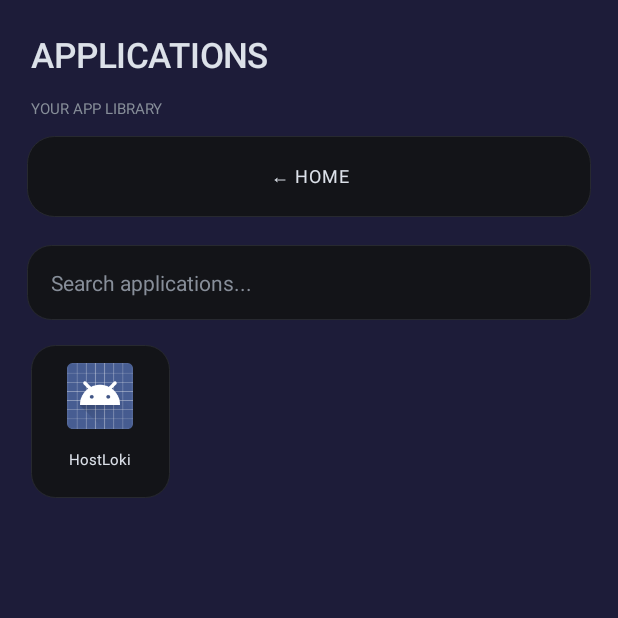
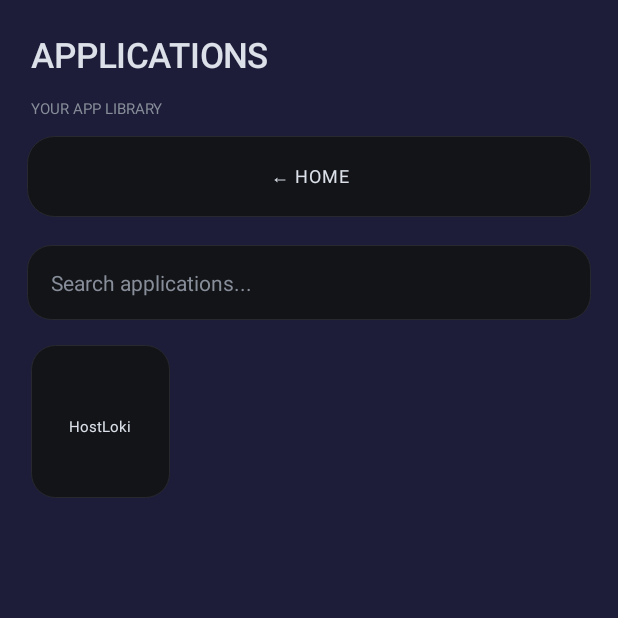
Before and after one commit to abhiroyal6387/BlackHole-Launcher, an Android app: the screen it shows after launch (MainActivity), after a tap on "⌕ SEARCH APPS", on a phone screen of 412 x 824 dp, the top half of it. Run offline under Robolectric (Android 15) with nearby library versions, the phone set to English and light mode, and no system bars.

Commit message:
Remove app icons and set black navigation bar

```diff
--- a/app/src/main/java/org/blackhole/launcher/MainActivity.kt
+++ b/app/src/main/java/org/blackhole/launcher/MainActivity.kt
@@ -52,7 +52,7 @@ class MainActivity : Activity() {
         super.onCreate(savedInstanceState)
 
         window.statusBarColor = Color.rgb(29, 28, 57)
-        window.navigationBarColor = Color.rgb(29, 28, 57)
+        window.navigationBarColor = Color.BLACK
 
         content = LinearLayout(this).apply {
             orientation = LinearLayout.VERTICAL
@@ -339,21 +339,6 @@ class MainActivity : Activity() {
                         gravity = Gravity.CENTER
                         setPadding(dp(3), dp(7), dp(3), dp(5))
 
-                        val icon = ImageView(this@MainActivity).apply {
-                            setImageDrawable(info.loadIcon(packageManager))
-                            scaleType = ImageView.ScaleType.FIT_CENTER
-                            background = GradientDrawable().apply {
-                                setColor(Color.rgb(245, 247, 250))
-                                cornerRadius = dp(11).toFloat()
-                            }
-                            setPadding(dp(8), dp(8), dp(8), dp(8))
-                        }
-
-                        addView(
-                            icon,
-                            LinearLayout.LayoutParams(dp(48), dp(48))
-                        )
-
                         val label = TextView(this@MainActivity).apply {
                             text = appName
                             textSize = 9f
@@ -498,16 +483,6 @@ class MainActivity : Activity() {
                 isClickable = true
                 isFocusable = true
                 background = roundedBox(panel, 16f)
-
-                val icon = ImageView(this@MainActivity).apply {
-                    setImageDrawable(info.loadIcon(packageManager))
-                    scaleType = ImageView.ScaleType.FIT_CENTER
-                }
-
-                addView(
-                    icon,
-                    LinearLayout.LayoutParams(dp(44), dp(44))
-                )
 
                 val label = TextView(this@MainActivity).apply {
                     text = appName
```
